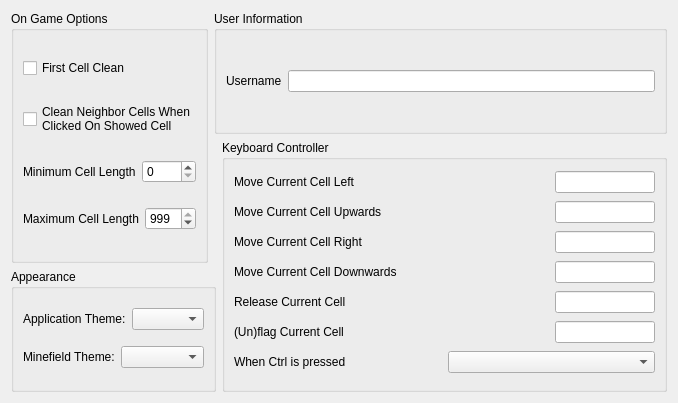
The window that src/libreminespreferencesdialog.ui (Bollos00/LibreMines) describes before a commit, drawn with Qt 5.
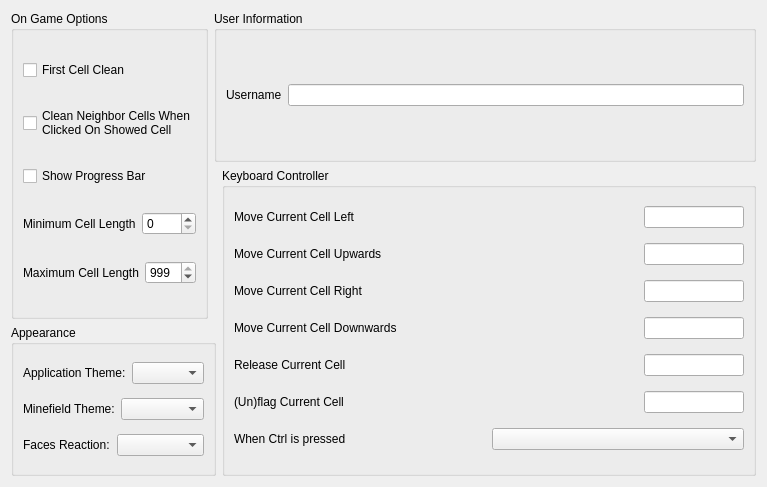
The same window after the commit. Custom widgets are drawn as their Qt base class.

```diff
--- a/src/libreminespreferencesdialog.ui
+++ b/src/libreminespreferencesdialog.ui
@@ -6,8 +6,8 @@
    <rect>
     <x>0</x>
     <y>0</y>
-    <width>678</width>
-    <height>403</height>
+    <width>767</width>
+    <height>487</height>
    </rect>
   </property>
   <property name="windowTitle">
@@ -35,6 +35,13 @@
         </property>
        </widget>
       </item>
+      <item>
+       <widget class="QCheckBox" name="cbProgressBarInGame">
+        <property name="text">
+         <string>Show Progress Bar</string>
+        </property>
+       </widget>
+      </item>
       <item>
        <layout class="QHBoxLayout" name="horizontalLayout_12">
         <item>
@@ -358,6 +365,20 @@
         </item>
        </layout>
       </item>
+      <item>
+       <layout class="QHBoxLayout" name="horizontalLayout_13">
+        <item>
+         <widget class="QLabel" name="labelFacesReaction">
+          <property name="text">
+           <string>Faces Reaction:</string>
+          </property>
+         </widget>
+        </item>
+        <item>
+         <widget class="QComboBox" name="comboBoxFacesReaction"/>
+        </item>
+       </layout>
+      </item>
      </layout>
     </widget>
    </item>
```
